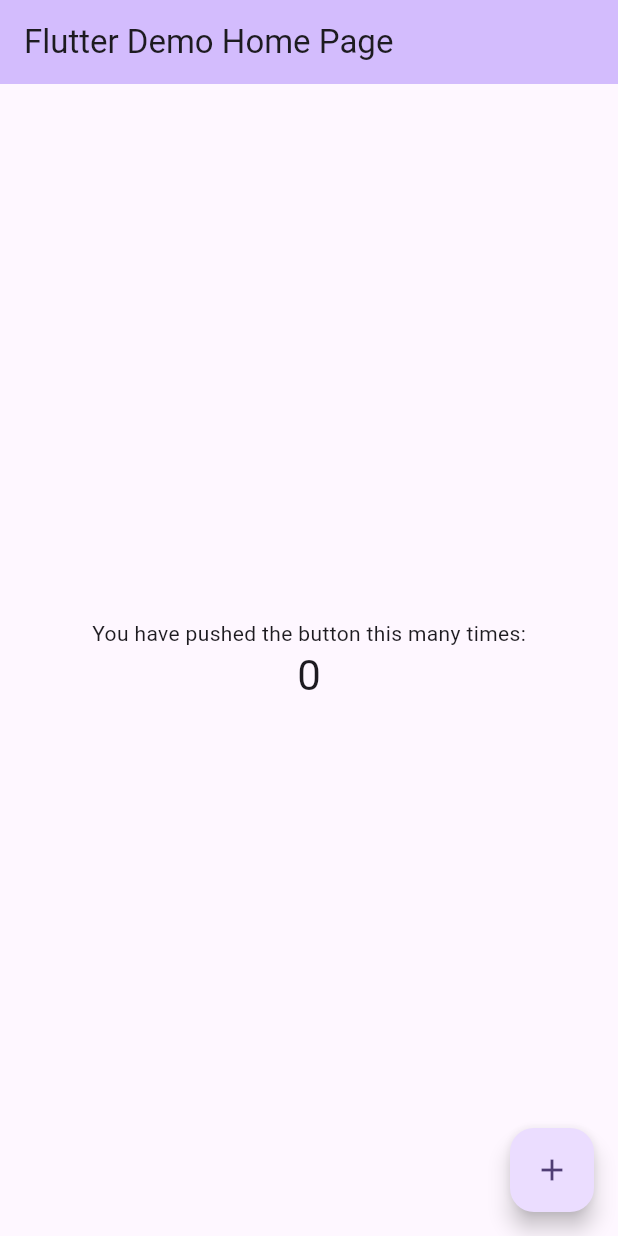
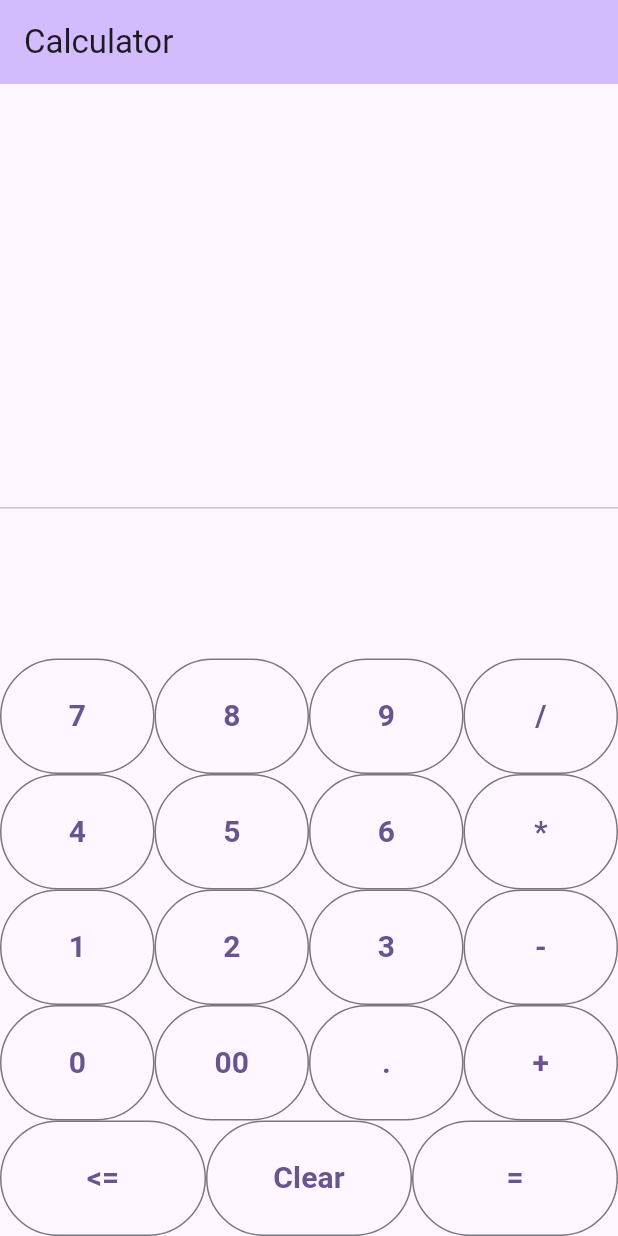
Before and after one commit to moo-light/flutter-learning, a Flutter app: the screen it shows after launch, on a phone screen of 412 x 824 dp. Run offline on Flutter 3.47's test engine with Material 3 defaults, Android fonts, the light colour scheme and no system bars; missing offline and left inert: dart:ffi.

Commit message:
calculator

```diff
--- a/calculator/lib/main.dart
+++ b/calculator/lib/main.dart
@@ -1,3 +1,8 @@
+// ignore_for_file: no_leading_underscores_for_local_identifiers
+
+import 'dart:ffi';
+
+import 'package:flutter/foundation.dart';
 import 'package:flutter/material.dart';
 
 void main() {
@@ -11,7 +16,7 @@
   @override
   Widget build(BuildContext context) {
     return MaterialApp(
-      title: 'Flutter Demo',
+      title: 'Calculator',
       theme: ThemeData(
         // This is the theme of your application.
         //
@@ -31,7 +36,7 @@
         colorScheme: ColorScheme.fromSeed(seedColor: Colors.deepPurple),
         useMaterial3: true,
       ),
-      home: const MyHomePage(title: 'Flutter Demo Home Page'),
+      home: const MyHomePage(title: 'Calculator'),
     );
   }
 }
@@ -55,71 +60,219 @@
 }
 
 class _MyHomePageState extends State<MyHomePage> {
-  int _counter = 0;
+  String output = "";
+  String result = "";
 
-  void _incrementCounter() {
+  @override
+  Widget build(BuildContext context) {
+    return Scaffold(
+        appBar: AppBar(
+          backgroundColor: Theme.of(context).colorScheme.inversePrimary,
+          title: Text(widget.title),
+        ),
+        body: Column(
+          children: <Widget>[
+            Container(
+              alignment: Alignment.bottomRight,
+              padding: const EdgeInsets.symmetric(
+                vertical: 24.0,
+                horizontal: 12.0,
+              ),
+              child: Text(output,
+                  style: const TextStyle(
+                    fontSize: 30.0,
+                    fontWeight: FontWeight.bold,
+                  )),
+            ),
+            Container(
+              alignment: Alignment.bottomRight,
+              padding: const EdgeInsets.symmetric(
+                vertical: 24.0,
+                horizontal: 12.0,
+              ),
+              child: Text(result,
+                  style: const TextStyle(
+                    fontSize: 30.0,
+                    fontWeight: FontWeight.bold,
+                  )),
+            ),
+            // Button
+            const Expanded(child: Divider()),
+            Column(
+              children: [
+                Row(
+                  children: [
+                    _buildButton('7'),
+                    _buildButton('8'),
+                    _buildButton('9'),
+                    _buildButton('/'),
+                  ],
+                ),
+                Row(
+                  children: [
+                    _buildButton('4'),
+                    _buildButton('5'),
+                    _buildButton('6'),
+                    _buildButton('*'),
+                  ],
+                ),
+                Row(
+                  children: [
+                    _buildButton('1'),
+                    _buildButton('2'),
+                    _buildButton('3'),
+                    _buildButton('-'),
+                  ],
+                ),
+                Row(
+                  children: [
+                    _buildButton('0'),
+                    _buildButton('00'),
+                    _buildButton('.'),
+                    _buildButton('+'),
+                  ],
+                ),
+                Row(
+                  children: [
+                    _buildButton('<=', _backSlash),
+                    _buildButton('Clear', _clearText),
+                    _buildButton('=', _calculate),
+                  ],
+                )
+              ],
+            )
+          ],
+        ) // This trailing comma makes auto-formatting nicer for build methods.
+        );
+  }
+
+  Expanded _buildButton(String buttonText, [VoidCallback? ff]) {
+    void _addText() {
+      RegExp operator = RegExp(r'[+\-*/]$');
+
+      if (operator.hasMatch(output) && operator.hasMatch(buttonText)) {
+        _backSlash();
+      }
+      output += buttonText;
+      setState(() {});
+    }
+
+    return Expanded(
+      child: OutlinedButton(
+        onPressed: ff ?? _addText,
+        child: Padding(
+          padding: const EdgeInsets.symmetric(horizontal: 12, vertical: 24),
+          child: Text(
+            buttonText,
+            softWrap: false,
+            style: const TextStyle(
+                fontSize: 20.0,
+                fontWeight: FontWeight.bold,
+                overflow: TextOverflow.visible),
+          ),
+        ),
+      ),
+    );
+  }
+
+  void _calculate() {
+    List<double> _getNumbers(String output) {
+      List<String> result = output.split(RegExp("\\+|\\-|\\*|\\/"));
+      return result.map((e) => double.parse(e)).toList();
+    }
+
+    List<String> _getOperators(String output) {
+      return output.replaceAll(RegExp(r'\d'), '').split('');
+    }
+
+    List<double> numbers;
+    List<String> operators;
+    try {
+      numbers = _getNumbers(output);
+      operators = _getOperators(output);
+    } catch (e) {
+      result = "Invalid";
+      return;
+    }
+    if (kDebugMode) {
+      print(numbers);
+      print(operators);
+    }
+    void _doMath(List<double> numbers, List<String> operators) {
+      int i = 0;
+      while (operators.contains('*') || operators.contains('/')) {
+        if (operators[i] == '*' || operators[i] == '/') {
+          if (kDebugMode) {
+            print(i);
+          }
+          var num1 = numbers[i];
+          var num2 = numbers[i + 1];
+          numbers.removeAt(i);
+
+          numbers[i] = calculate(operators.removeAt(i), num1, num2);
+          if (kDebugMode) {
+            print(numbers);
+            print(operators);
+          }
+          i--;
+        }
+        ++i;
+      }
+      i = 0;
+      while (operators.isNotEmpty) {
+        if (operators[i] == '-' || operators[i] == '+') {
+          if (kDebugMode) {
+            print(i);
+          }
+          var num1 = numbers[i];
+          var num2 = numbers[i + 1];
+          numbers.removeAt(i);
+          numbers[i] = calculate(operators.removeAt(i), num1, num2);
+          if (kDebugMode) {
+            print(numbers);
+            print(operators);
+          }
+          i--;
+        }
+        ++i;
+      }
+    }
+
+    _doMath(numbers, operators);
+    result = numbers.last.toString();
     setState(() {
-      // This call to setState tells the Flutter framework that something has
-      // changed in this State, which causes it to rerun the build method below
-      // so that the display can reflect the updated values. If we changed
-      // _counter without calling setState(), then the build method would not be
-      // called again, and so nothing would appear to happen.
-      _counter++;
+
     });
   }
 
-  @override
-  Widget build(BuildContext context) {
-    // This method is rerun every time setState is called, for instance as done
-    // by the _incrementCounter method above.
-    //
-    // The Flutter framework has been optimized to make rerunning build methods
-    // fast, so that you can just rebuild anything that needs updating rather
-    // than having to individually change instances of widgets.
-    return Scaffold(
-      appBar: AppBar(
-        // TRY THIS: Try changing the color here to a specific color (to
-        // Colors.amber, perhaps?) and trigger a hot reload to see the AppBar
-        // change color while the other colors stay the same.
-        backgroundColor: Theme.of(context).colorScheme.inversePrimary,
-        // Here we take the value from the MyHomePage object that was created by
-        // the App.build method, and use it to set our appbar title.
-        title: Text(widget.title),
-      ),
-      body: Center(
-        // Center is a layout widget. It takes a single child and positions it
-        // in the middle of the parent.
-        child: Column(
-          // Column is also a layout widget. It takes a list of children and
-          // arranges them vertically. By default, it sizes itself to fit its
-          // children horizontally, and tries to be as tall as its parent.
-          //
-          // Column has various properties to control how it sizes itself and
-          // how it positions its children. Here we use mainAxisAlignment to
-          // center the children vertically; the main axis here is the vertical
-          // axis because Columns are vertical (the cross axis would be
-          // horizontal).
-          //
-          // TRY THIS: Invoke "debug painting" (choose the "Toggle Debug Paint"
-          // action in the IDE, or press "p" in the console), to see the
-          // wireframe for each widget.
-          mainAxisAlignment: MainAxisAlignment.center,
-          children: <Widget>[
-            const Text(
-              'You have pushed the button this many times:',
-            ),
-            Text(
-              '$_counter',
-              style: Theme.of(context).textTheme.headlineMedium,
-            ),
-          ],
-        ),
-      ),
-      floatingActionButton: FloatingActionButton(
-        onPressed: _incrementCounter,
-        tooltip: 'Increment',
-        child: const Icon(Icons.add),
-      ), // This trailing comma makes auto-formatting nicer for build methods.
-    );
+  double calculate(String operator, double num1, double num2) {
+    double result = 0;
+    switch (operator) {
+      case "*":
+        result = num1 * num2;
+        break;
+      case "/":
+        result = num1 / num2;
+        break;
+      case "+":
+        result = num1 + num2;
+        break;
+      case "-":
+        result = num1 - num2;
+        break;
+    }
+    return result;
+  }
+
+  void _clearText() {
+    output = "";
+    result = "";
+    setState(() {});
+  }
+
+  void _backSlash() {
+    if (output.isEmpty) return;
+    output = output.substring(0, output.length - 1);
+    setState(() {});
   }
 }
```
Also changed, not shown: 1 other file.
